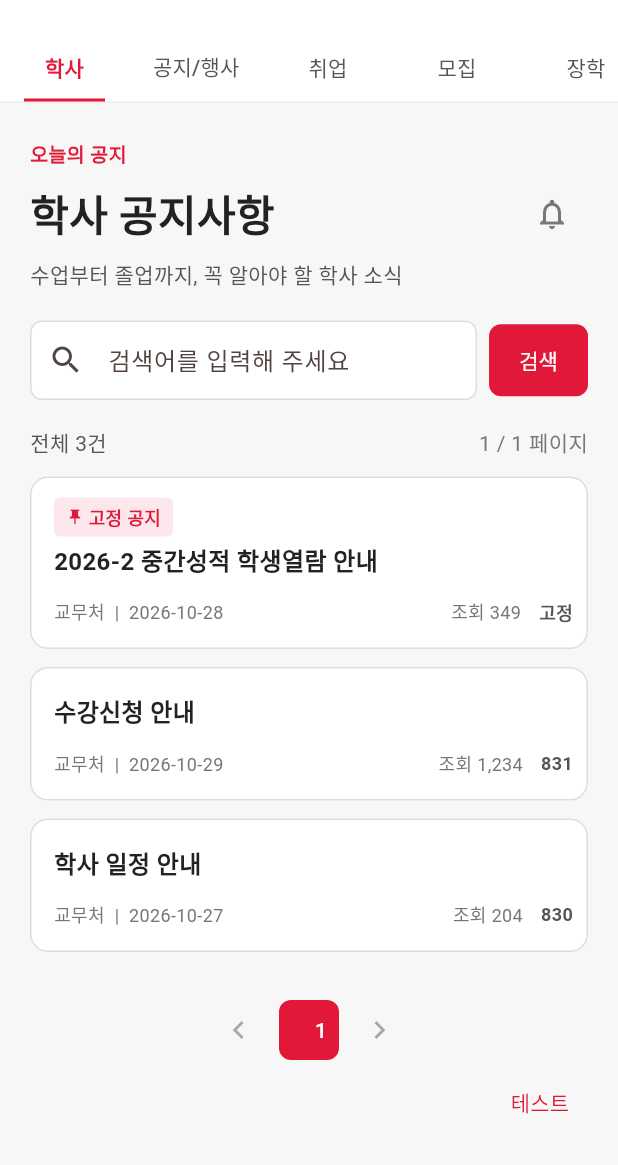
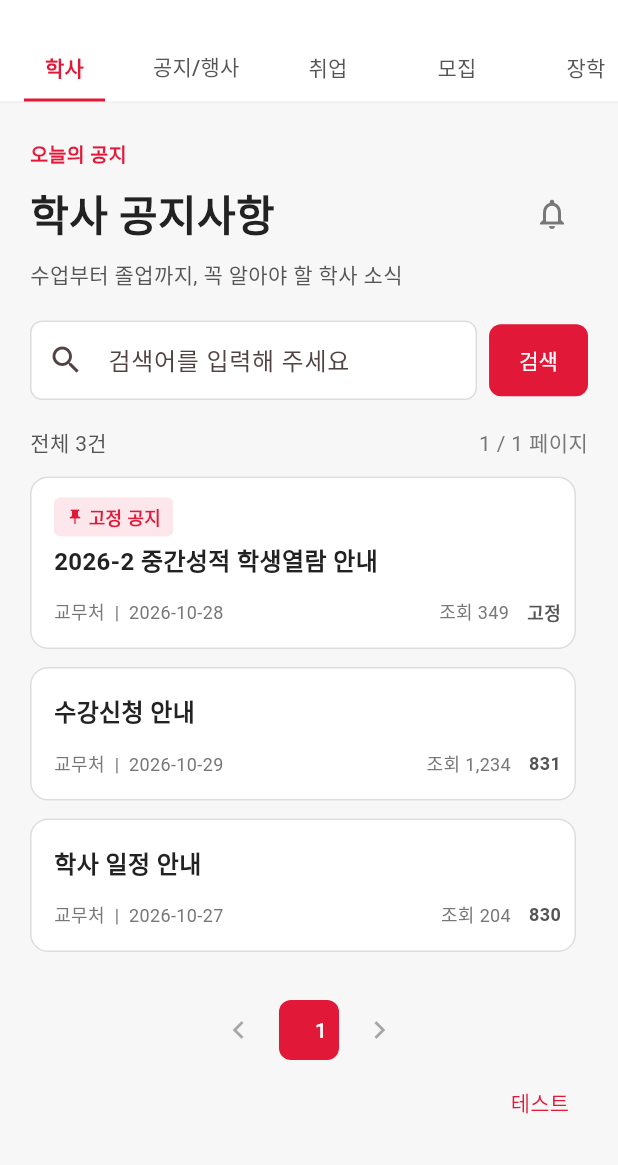
Before and after one commit to BackSong001/dsu-notifier, a Flutter app: the screen it shows after launch, on a phone screen of 412 x 824 dp, the part 71-1236 px from its top. Run offline on Flutter 3.47's test engine with Material 3 defaults, Android fonts, the phone set to English and light mode, and no system bars; our stand-ins replace firebase_core, firebase_messaging; accounts and stored records are empty.

Commit message:
fix: add spacing before notice scrollbar

```diff
--- a/frontend/lib/main.dart
+++ b/frontend/lib/main.dart
@@ -471,10 +471,13 @@ class _NoticeHomePageState extends State<NoticeHomePage> {
                       child: Scrollbar(
                         controller: _scrollController,
                         thumbVisibility: true,
+                        child: Padding(
+                          padding: const EdgeInsets.only(right: 8),
                           child: notices.isEmpty
                               ? ListView(
                                   controller: _scrollController,
-                                physics: const AlwaysScrollableScrollPhysics(),
+                                  physics:
+                                      const AlwaysScrollableScrollPhysics(),
                                   children: const [
                                     SizedBox(
                                       height: 180,
@@ -491,7 +494,9 @@ class _NoticeHomePageState extends State<NoticeHomePage> {
                                       const SizedBox(height: 12),
                                   itemBuilder: (_, index) => NoticeCard(
                                     notice: notices[index],
-                                  onTap: () => _openNotice(notices[index].url),
+                                    onTap: () =>
+                                        _openNotice(notices[index].url),
+                                  ),
                                 ),
                         ),
                       ),
```
Lines whose indentation alone changed are shown as unchanged.
